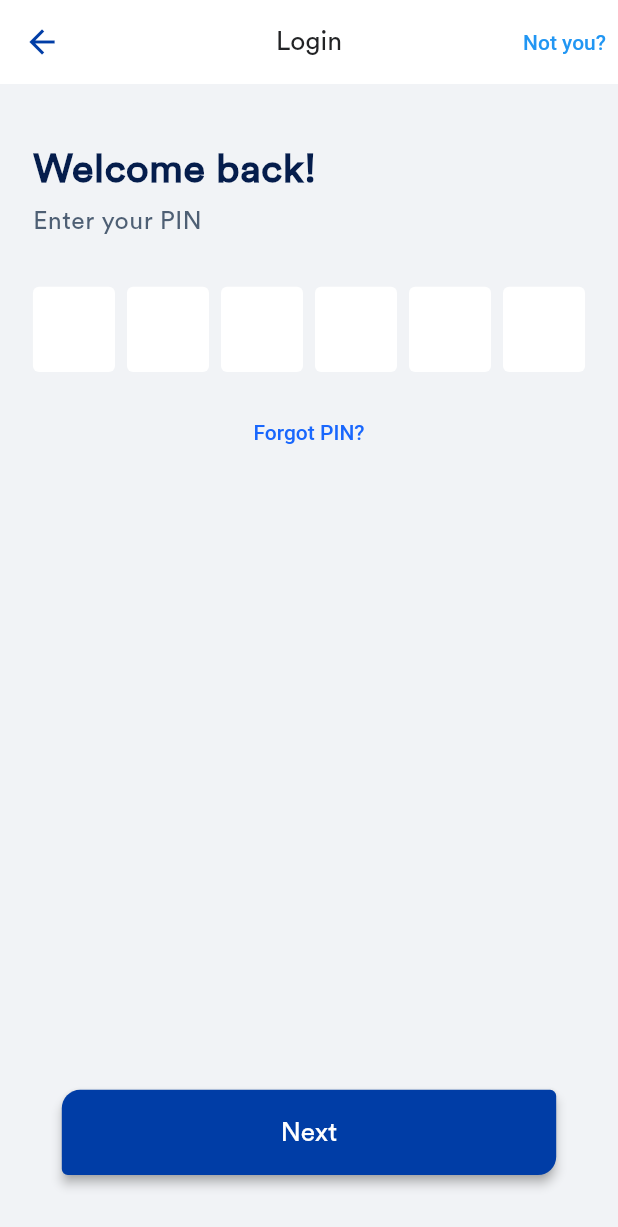
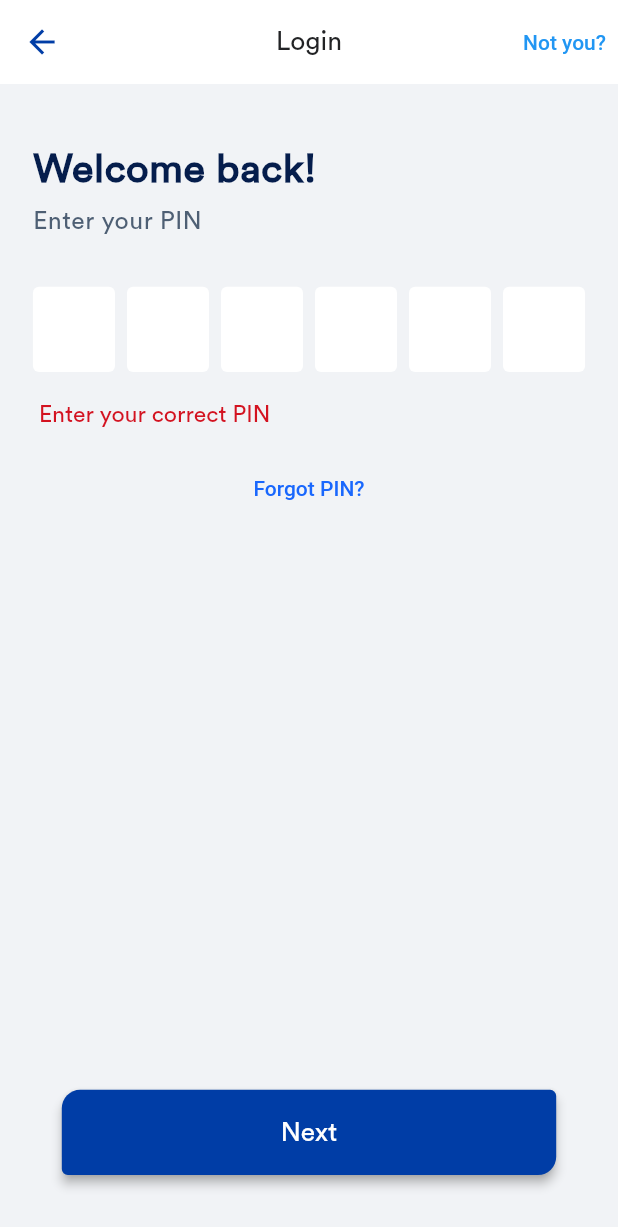
Before and after one commit to milind-nagarro/flutter_starter_kit, a Flutter app: the VerifyPinScreen screen opened by its route, after a tap on "Next", on a phone screen of 412 x 824 dp. Shown: the top 1227 px of the screen. Run offline on Flutter 3.47's test engine with Material 2 defaults, Android fonts, the light colour scheme and no system bars; our stand-ins replace bloc, chopper, equatable, firebase_analytics, firebase_core, firebase_crashlytics and 9 more; accounts and stored records are empty; generated files the repository leaves out were written again; statements that could not run were skipped.

Commit message:
feat: verify pin logic added for max retries, setup and confirm pin design changed to new designs

```diff
--- a/lib/app/l10n/app_ar.arb
+++ b/lib/app/l10n/app_ar.arb
@@ -44,7 +44,7 @@
       "your_otp": "Your OTP",
       "otp_expired":"Code is invalid or expired",
 
-
+      "pin_code": "PIN code",
       "set_pin": "Set PIN",
       "create_memorable_pin": "Create a memorable PIN",
       "error_pin_match": "PIN does not match",
@@ -60,15 +60,17 @@
       "not_yet_registered": "Not yet registered?",
 
 
+      "confirm_pin_code": "Confirm PIN code",
       "confirm_pin": "Confirm PIN",
-      "enter_pin_again": "Enter your PIN again",
+      "enter_pin_again": "Re-enter your PIN",
       "confirm": "Confirm",
       "enter_pin": "Enter a valid PIN",
       "successful": "Successful",
       "error_title": "Error",
       "success_message": "PIN setup successful",
+      "pin_cancel_title": "PIN not set yet!",
       "pin_cancel_message":
-      "Are you sure you want to cancel? If you cancel you will lose the information you have entered so far",
+              "Do you want to cancel? If you do, you'll have to enter your information again?",
       "yes_cancel": "Yes, Cancel",
       "no_stay_here": "No, Stay here",
 
@@ -78,6 +80,7 @@
       "forgot_your_pin": "Forgot your PIN?",
       "invalid_pin_number": "Invalid PIN number",
       "pin_does_not_match": "The PIN does not match. Please enter the same PIN as before.",
+      "enter_correct_pin": "Enter your correct PIN",
 
 
       "error_message": "Error Message",
--- a/lib/app/l10n/app_en.arb
+++ b/lib/app/l10n/app_en.arb
@@ -47,9 +47,10 @@
     "otp_expired":"Code is invalid or expired",
 
 
-    "set_pin": "Set PIN",
-    "create_memorable_pin": "Create a memorable PIN",
-    "error_pin_match": "PIN does not match",
+     "pin_code": "PIN code",
+     "set_pin": "Set PIN",
+     "create_memorable_pin": "Create a memorable PIN",
+     "error_pin_match": "PIN does not match",
 
 
     "cancel": "Cancel",
@@ -62,15 +63,18 @@
     "not_yet_registered": "Not yet registered?",
 
 
+    "confirm_pin_code": "Confirm PIN code",
+    "enter_pin_again": "Enter your PIN again",
     "confirm_pin": "Confirm PIN",
-    "enter_pin_again": "Enter your PIN again",
+    "enter_pin_again": "Re-enter your PIN",
     "confirm": "Confirm",
     "enter_pin": "Enter a valid PIN",
     "successful": "Successful",
     "error_title": "Error",
     "success_message": "PIN setup successful",
+    "pin_cancel_title": "PIN not set yet!",
     "pin_cancel_message":
-        "Are you sure you want to cancel? If you cancel you will lose the information you have entered so far",
+        "Do you want to cancel? If you do, you'll have to enter your information again?",
     "yes_cancel": "Yes, Cancel",
     "no_stay_here": "No, Stay here",
 
@@ -80,11 +84,12 @@
     "forgot_your_pin": "Forgot PIN?",
     "invalid_pin_number": "Invalid PIN number",
     "pin_does_not_match": "The PIN does not match. Please enter the same PIN as before.",
+    "enter_correct_pin": "Enter your correct PIN",
 
 
     "error_message": "Error Message",
     "exceeded_number_retries":
-        "You have exceeded the number of maximum tries, Please reset your PIN",
+        "You've exceeded the maximum  attempts. Please reset your PIN.",
     "reset_my_pin": "Reset my PIN",
 
     "location_title" : "Location access",
--- a/lib/app/resources/colors.dart
+++ b/lib/app/resources/colors.dart
@@ -21,6 +21,7 @@ const headerTextColor = Color(0XFF222325);
 const separatorColor = Color.fromRGBO(213, 216, 219, 1);
 const greyBackground = Color.fromRGBO(34, 35, 37, 0.1);
 const alertRed = Color.fromRGBO(255, 30, 40, 1);
+const errorRed = Color.fromRGBO(211, 18, 32, 1);
 const buttonGradientStart = Color.fromRGBO(64, 169, 250, 1);
 const buttonGradientEnd = Color.fromRGBO(12, 77, 188, 1);
 const textFieldLabelColor = Color.fromRGBO(69, 72, 79, 1);
--- a/lib/app/resources/style.dart
+++ b/lib/app/resources/style.dart
@@ -86,9 +86,9 @@ class FABStyles {
       fontFamily: themeFont);
 
   static final TextStyle errorLabelStyle = TextStyle(
-      fontSize: 15.sp,
+      fontSize: 14.sp,
       fontWeight: FontWeight.w400,
-      color: alertRed,
+      color: errorRed,
       fontFamily: themeFont);
 
   static final appThemeData = ThemeData(
@@ -204,7 +204,10 @@ class FABWidget {
   static PinTheme errorPinTheme = PinTheme(
       width: 52.w,
       height: 56.h,
-      textStyle: TextStyle(color: alertRed, fontSize: 32.sp));
+      textStyle: TextStyle(color: errorRed, fontSize: 32.sp),
+      decoration: BoxDecoration(
+          color: Colors.white,
+          borderRadius: BorderRadius.all(Radius.circular(4.r))));
 
   static Widget smallTextButton(String title, {Function()? onPressed}) {
     return TextButton(onPressed: onPressed, child: Text(title));
--- a/lib/ui/module/setup_confirm_pin/bloc/setup_confirm_pin_bloc.dart
+++ b/lib/ui/module/setup_confirm_pin/bloc/setup_confirm_pin_bloc.dart
@@ -61,7 +61,7 @@ class SetupConfirmPinBloc
   void _onPinEntered(PinEntered event, Emitter<SetupConfirmPinState> emit) {
     final pinData = event.pinValue;
 
-    if (pinData != null && pinData.length == 4) {
+    if (pinData != null && pinData.length == 6) {
       emit(SetupConfirmPinState(
           pinData: pinData,
           buttonState: ValidationState.valid,
--- a/lib/ui/module/verify_pin/cubit/verifypin_cubit.dart
+++ b/lib/ui/module/verify_pin/cubit/verifypin_cubit.dart
@@ -1,25 +1,42 @@
 import 'package:bloc/bloc.dart';
 import 'package:equatable/equatable.dart';
+
+import '../../../../app/app_constant.dart';
 
 part 'verifypin_state.dart';
 
 class VerifypinCubit extends Cubit<VerifypinInitial> {
   VerifypinCubit() : super(const VerifypinInitial());
+
+  var maxTries = 3;
+
   pinUpdated(String pin) {
     final value = pin;
     if (value.length < 6) {
-      emit(VerifypinInitial(pin: pin, isValid: false));
+      emit(VerifypinInitial(pin: pin, isValid: ValidationState.invalid));
     } else {
-      emit(VerifypinInitial(pin: pin, isValid: true));
+      emit(VerifypinInitial(pin: pin, isValid: ValidationState.valid));
     }
   }
 
   verifyPin() {
     if (state.pin == "123456") {
       nextScreen();
-      emit(VerifypinInitial(pin: state.pin, isValid: true, isVerified: true));
+      emit(VerifypinInitial(
+          pin: state.pin, isValid: ValidationState.valid, isVerified: true));
     } else {
-      emit(VerifypinInitial(pin: state.pin, isValid: true, isVerified: false));
+      if (maxTries == 0) {
+        emit(VerifypinInitial(
+            pin: state.pin,
+            isValid: ValidationState.invalid,
+            isVerified: false,
+            maxRetriesAttempted: true));
+        return;
+      }
+
+      maxTries--;
+      emit(VerifypinInitial(
+          pin: state.pin, isValid: ValidationState.invalid, isVerified: false));
     }
   }
 
--- a/lib/ui/module/verify_pin/cubit/verifypin_state.dart
+++ b/lib/ui/module/verify_pin/cubit/verifypin_state.dart
@@ -9,10 +9,14 @@ abstract class VerifypinState extends Equatable {
 
 class VerifypinInitial extends VerifypinState {
   final String pin;
-  final bool isValid;
+  final ValidationState isValid;
   final bool? isVerified;
+  final bool maxRetriesAttempted;
   const VerifypinInitial(
-      {this.pin = "", this.isValid = false, this.isVerified});
+      {this.pin = "",
+      this.isValid = ValidationState.notChecked,
+      this.isVerified,
+      this.maxRetriesAttempted = false});
   @override
-  List<Object> get props => [pin, isValid];
+  List<Object> get props => [pin, isValid, maxRetriesAttempted];
 }
--- a/lib/ui/module/verify_pin/verify_pin_screen.dart
+++ b/lib/ui/module/verify_pin/verify_pin_screen.dart
@@ -7,6 +7,8 @@ import 'package:flutter/widgets.dart';
 import 'package:flutter_bloc/flutter_bloc.dart';
 import 'package:flutter_gen/gen_l10n/app_localizations.dart';
 import 'package:flutter_screenutil/flutter_screenutil.dart';
+
+import '../../../app/app_constant.dart';
 
 class VerifyPinScreen extends StatelessWidget {
   const VerifyPinScreen({Key? key}) : super(key: key);
@@ -25,7 +27,9 @@ class VerifyPinScreen extends StatelessWidget {
                   //TODO: handle action
                 }),
         backgroundColor: appBGColor,
-        body: SafeArea(
+        body: BlocBuilder<VerifypinCubit, VerifypinInitial>(
+          builder: (context, state) {
+            return SafeArea(
               child: Padding(
                 padding: EdgeInsets.symmetric(horizontal: 20.w, vertical: 40.h),
                 child: Column(
@@ -47,16 +51,41 @@ class VerifyPinScreen extends StatelessWidget {
                         focusNode: focusNode,
                         obscureText: true,
                         onChanged: (value) {},
-                    forceErrorState: false,
+                        forceErrorState:
+                            state.isValid == ValidationState.invalid ||
+                                state.maxRetriesAttempted,
                         errorPinTheme: FABWidget.errorPinTheme,
                         errorTextStyle: const TextStyle(color: alertRed),
                         defaultPinTheme: FABWidget.defaultPinTheme,
                         showCursor: false,
                         focusedPinTheme: FABWidget.focusedPinTheme,
-                    /*preFilledWidget: FABWidget.preFilledWidget,*/
                         submittedPinTheme: FABWidget.submittedPinTheme,
                       ),
                     ),
+                    SizedBox(
+                      height: 19.h,
+                    ),
+                    Visibility(
+                        visible: state.isValid == ValidationState.invalid &&
+                            !state.maxRetriesAttempted,
+                        child: Padding(
+                          padding: const EdgeInsets.only(left: 4.0, right: 8.0),
+                          child: Text(
+                              AppLocalizations.of(context).enter_correct_pin,
+                              textAlign: TextAlign.left,
+                              style: FABStyles.errorLabelStyle),
+                        )),
+                    Visibility(
+                        visible: state.isValid == ValidationState.invalid &&
+                            state.maxRetriesAttempted,
+                        child: Padding(
+                          padding: const EdgeInsets.only(left: 4.0, right: 8.0),
+                          child: Text(
+                              AppLocalizations.of(context)
+                                  .exceeded_number_retries,
+                              textAlign: TextAlign.left,
+                              style: FABStyles.errorLabelStyle),
+                        )),
                     SizedBox(height: 16.h),
                     Align(
                         child: TextButton(
@@ -67,16 +96,26 @@ class VerifyPinScreen extends StatelessWidget {
                             ))),
                     const Spacer(),
                     Align(
-                  child: FABWidget.appButton(AppLocalizations.of(context).next,
+                      child:
+                          FABWidget.appButton(AppLocalizations.of(context).next,
                               // bgColor: Colors.blue,
                               // minSize: Size(300.w, 50.h),
-                      onPressed: () => {
-                            //TODO: handle action
+                              onPressed: state.maxRetriesAttempted
+                                  ? null
+                                  : () => {
+                                        if (!state.maxRetriesAttempted)
+                                          {
+                                            context
+                                                .read<VerifypinCubit>()
+                                                .verifyPin()
+                                          }
                                       }),
                     ),
                   ],
                 ),
               ),
+            );
+          },
         ),
       ),
     );
```
Also changed, not shown: lib/ui/module/setup_confirm_pin/setup_confirm_pin_screen.dart (+28 -13 lines), 1 other file. Lines whose indentation alone changed are shown as unchanged.
